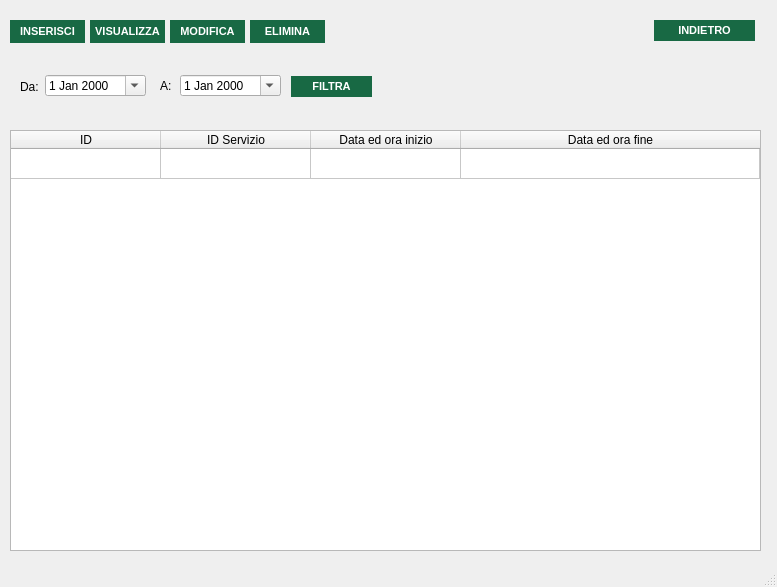
Qt form src/main/gui/turni.ui (OT-Rax/AnconAmbiente) before a commit.
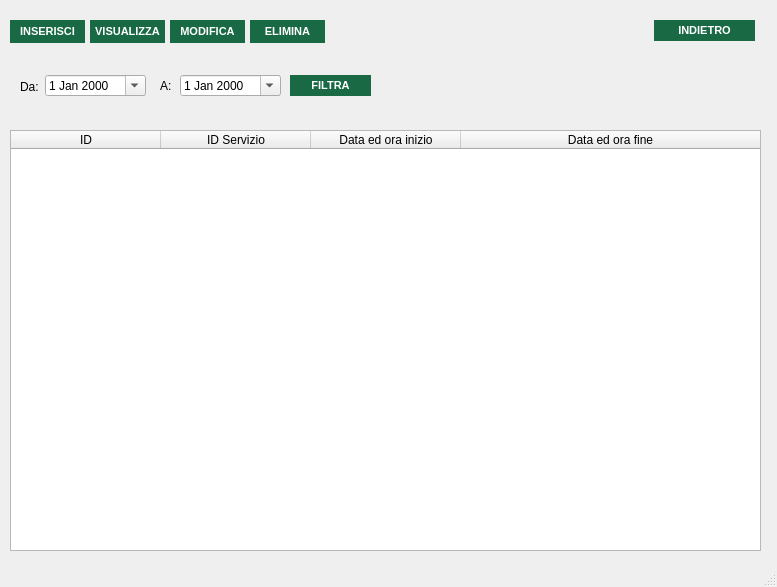
The same form after that commit. Icons and pictures are not drawn.

Commit message: filtra turni

The edit to the form file:
```diff
--- a/src/main/gui/turni.ui
+++ b/src/main/gui/turni.ui
@@ -105,11 +105,6 @@
     <attribute name="verticalHeaderCascadingSectionResizes">
      <bool>false</bool>
     </attribute>
-    <row>
-     <property name="text">
-      <string>DADADAD</string>
-     </property>
-    </row>
     <column>
      <property name="text">
       <string>ID</string>
@@ -367,8 +362,8 @@
    <widget class="QPushButton" name="search_button">
     <property name="geometry">
      <rect>
-      <x>291</x>
-      <y>76</y>
+      <x>290</x>
+      <y>75</y>
       <width>81</width>
       <height>21</height>
      </rect>
```
Left out of the diff: 2 changed lines with no effect on the pictures. The commit also changes 7 other files.
